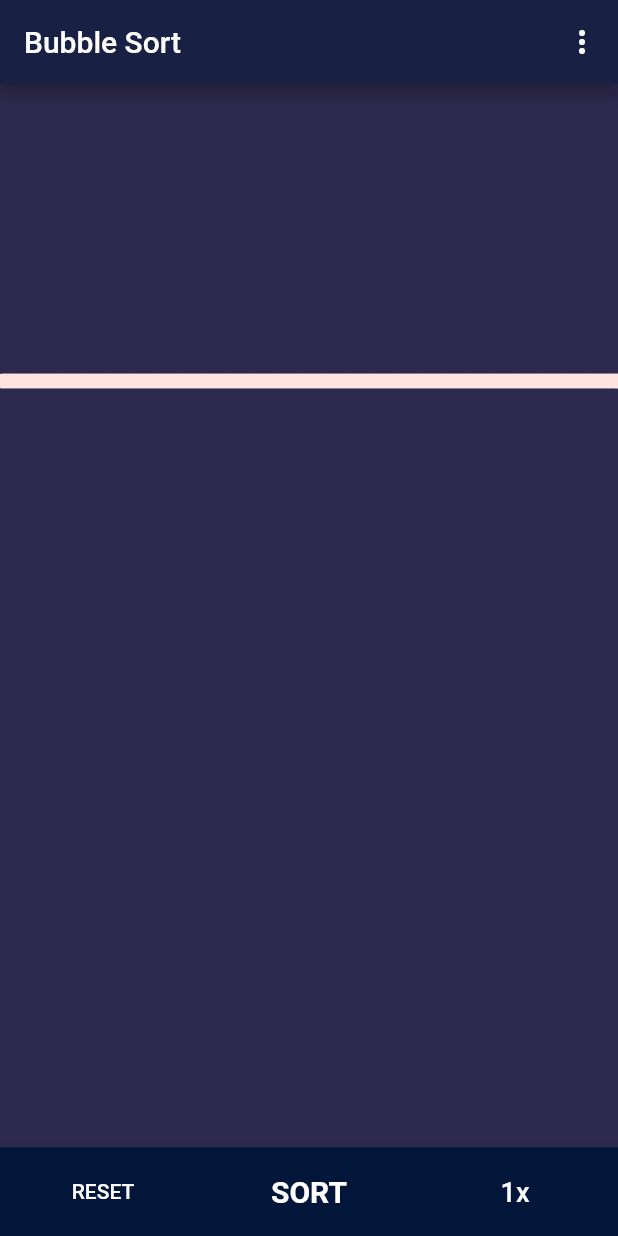
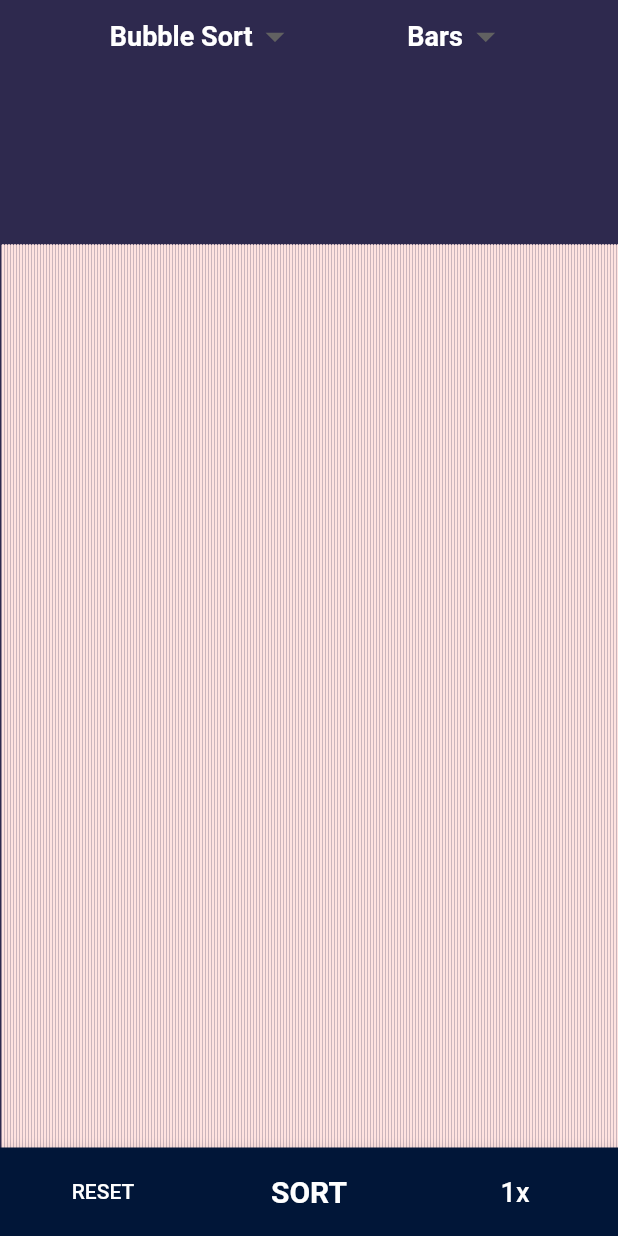
Before and after one commit to Abhi-Gautam/Sorting-Visualization-App, a Flutter app: the screen it shows after launch, on a phone screen of 412 x 824 dp. Run offline on Flutter 3.47's test engine with Material 2 defaults, Android fonts, the phone set to English and light mode, and no system bars.

Commit message:
Added Dropdown button for plot style and Sorting Algorithm

```diff
--- a/lib/main.dart
+++ b/lib/main.dart
@@ -2,15 +2,14 @@ import 'dart:async';
 import 'dart:math';
 
 import 'package:flutter/material.dart';
-import 'package:sorting_visulalization/paints/bars.dart';
-import 'package:sorting_visulalization/paints/dots.dart';
 import 'package:sorting_visulalization/sotring_algorithms/bubble_sort.dart';
+import 'package:sorting_visulalization/main_body.dart';
 
 StreamController<List<int>> streamController = StreamController();
 List<int> numbers = [];
 var width, height;
 String currentSortAlgo = 'bubble';
-String currentPlotStyle = 'dots';
+String currentPlotStyle = 'bar';
 double sampleSize = 320;
 bool isSorted = false;
 bool isSorting = false;
@@ -54,6 +53,12 @@ class MyHomePageState extends State<MyHomePage> {
     setState(() {});
   }
 
+  @override
+  void dispose() {
+    streamController.close();
+    super.dispose();
+  }
+
   reset() {
     isSorted = false;
     numbers = [];
@@ -69,7 +74,7 @@ class MyHomePageState extends State<MyHomePage> {
     });
   }
 
-  setPlotAlgo(String type) {
+  setPlotStyle(String type) {
     setState(() {
       currentPlotStyle = type;
     });
@@ -136,79 +141,70 @@ class MyHomePageState extends State<MyHomePage> {
   }
 
   @override
-  void dispose() {
-    streamController.close();
-    super.dispose();
-  }
-
-  @override
   Widget build(BuildContext context) {
     return Scaffold(
       key: scaffoldKey,
-      appBar: AppBar(
-        title: Text(getTitle()),
-        backgroundColor: Color(0xFF182043),
-        actions: <Widget>[
-          PopupMenuButton<String>(
-            initialValue: currentSortAlgo,
-            itemBuilder: (ctx) {
-              return [
-                PopupMenuItem(
+      body: SafeArea(
+        child: Column(
+          children: [
+            Container(
+                child: Row(
+              mainAxisAlignment: MainAxisAlignment.spaceEvenly,
+              children: [
+                DropdownButtonHideUnderline(
+                  child: DropdownButton(
+                    iconSize: 30,
+                    style: TextStyle(
+                        color: Colors.white,
+                        fontSize: 18,
+                        fontWeight: FontWeight.bold),
+                    dropdownColor: Color(0xFF011638),
+                    value: currentSortAlgo,
+                    items: [
+                      DropdownMenuItem(
+                        child: Text(
+                          "Bubble Sort",
+                        ),
                         value: 'bubble',
-                  child: Text("Bubble Sort"),
                       ),
-              ];
-            },
-            onSelected: (String value) {
+                    ],
+                    onChanged: (String value) {
                       reset();
                       setSortAlgo(value);
                     },
                   ),
+                ),
+                DropdownButtonHideUnderline(
+                  child: DropdownButton(
+                    iconSize: 30,
+                    style: TextStyle(
+                        color: Colors.white,
+                        fontSize: 18,
+                        fontWeight: FontWeight.bold),
+                    dropdownColor: Color(0xFF011638),
+                    value: currentPlotStyle,
+                    items: [
+                      DropdownMenuItem(
+                        child: Text("Bars"),
+                        value: 'bar',
+                      ),
+                      DropdownMenuItem(
+                        child: Text("Dots"),
+                        value: 'dot',
+                      )
                     ],
+                    onChanged: (String value) {
+                      reset();
+                      setPlotStyle(value);
+                    },
                   ),
-      body: SafeArea(
-        child: Container(
-          padding: const EdgeInsets.only(top: 0.0),
-          child: StreamBuilder<Object>(
-              initialData: numbers,
-              stream: streamController.stream,
-              builder: (context, snapshot) {
-                List<int> numbers = snapshot.data;
-                int counter = 0;
-                width = MediaQuery.of(context).size.width;
-                height = MediaQuery.of(context).size.height;
-                if (currentPlotStyle == 'bar') {
-                  return Row(
-                    children: numbers.map((int num) {
-                      counter++;
-                      return Container(
-                        child: CustomPaint(
-                          painter: BarPainter(
-                              index: counter,
-                              value: num,
-                              width: MediaQuery.of(context).size.width /
-                                  sampleSize),
+                )
+              ],
+            )),
+            Container(
+              child: MainBody(),
             ),
-                      );
-                    }).toList(),
-                  );
-                } else {
-                  return Row(
-                    children: numbers.map((int num) {
-                      counter++;
-                      return Container(
-                        child: CustomPaint(
-                          painter: DotPainter(
-                              index: counter,
-                              value: num,
-                              width: MediaQuery.of(context).size.width /
-                                  sampleSize),
-                        ),
-                      );
-                    }).toList(),
-                  );
-                }
-              }),
+          ],
         ),
       ),
       bottomNavigationBar: BottomAppBar(
```
Also changed, not shown: lib/main_body.dart (added, +61 -0 lines). Lines whose indentation alone changed are shown as unchanged.
